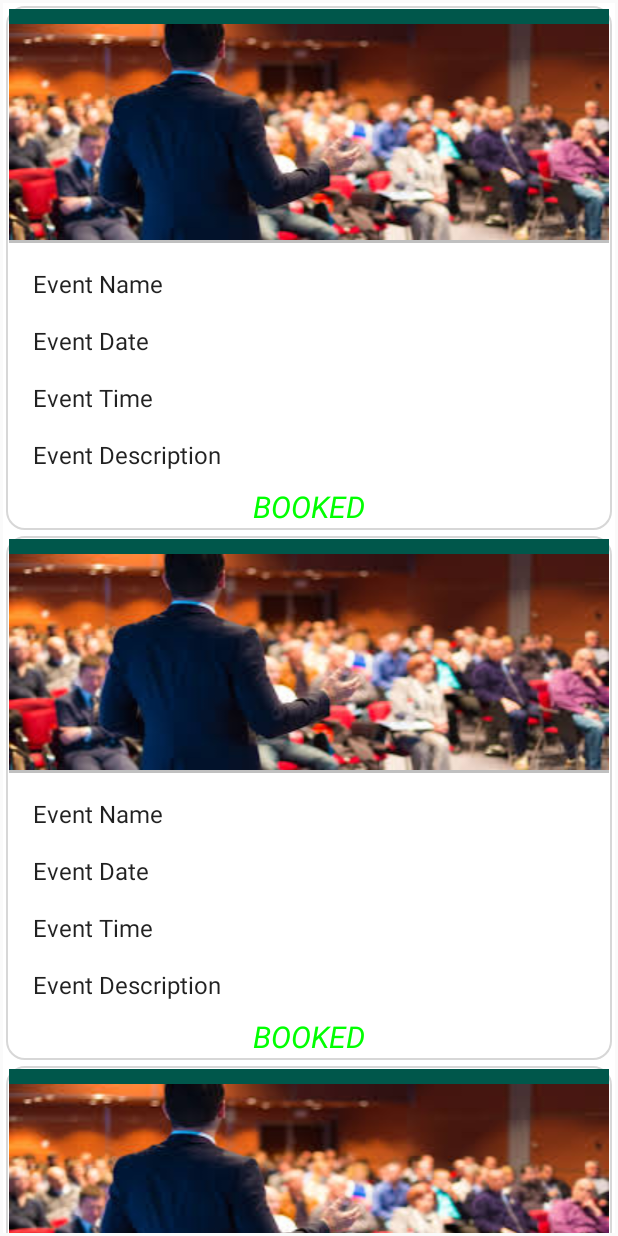
After one commit to android-team-eventboard/SupplierList, an Android app: the layout user_booking_history_list.xml on its own in the app's theme, with its tools: preview values and no code run, on a phone screen of 412 x 824 dp. The commit adds this screen. Run offline under Robolectric (Android 15) with nearby library versions, the phone set to English and light mode, and no system bars; network calls fail.

Commit message:
Booked History -User Layout

```diff
--- a/app/src/main/java/com/example/supplierlist/MyEventRecyclerViewAdapter.java
+++ b/app/src/main/java/com/example/supplierlist/MyEventRecyclerViewAdapter.java
@@ -41,9 +41,9 @@ public class MyEventRecyclerViewAdapter extends RecyclerView.Adapter<MyEventRecy
     @Override
     public void onBindViewHolder(final ViewHolder holder, final int position) {
         holder.tvName.setText(eventList.get(position).name);
-        holder.tvDate.setText(eventList.get(position).description);
-        holder.tvDescription.setText(eventList.get(position).time);
-        holder.tvTime.setText(eventList.get(position).date);
+        holder.tvDate.setText(eventList.get(position).date);
+        holder.tvDescription.setText(eventList.get(position).description);
+        holder.tvTime.setText(eventList.get(position).time);
         holder.mView.setOnClickListener(new View.OnClickListener() {
             @Override
             public void onClick(View view) {
--- a/app/src/main/res/layout/activity_registration.xml
+++ b/app/src/main/res/layout/activity_registration.xml
@@ -13,35 +13,33 @@
 
     <LinearLayout
         android:layout_width="match_parent"
-        android:layout_height="match_parent"
+        android:layout_height="550dp"
         android:gravity="fill_vertical"
         android:orientation="vertical">
 
         <LinearLayout
             android:layout_width="match_parent"
             android:layout_height="0dp"
-            android:layout_weight="1"
-            android:orientation="vertical"
+            android:layout_alignParentTop="true"
+
             android:layout_marginLeft="25dp"
             android:layout_marginRight="25dp"
+            android:layout_marginBottom="25dp"
+            android:layout_weight="1"
             android:gravity="center"
-            android:layout_alignParentTop="true"
-            android:layout_above="@id/input_group"
-            android:layout_marginBottom="25dp">
+            android:orientation="vertical">
 
             <TextView
+
                 android:layout_width="match_parent"
-                android:layout_height="match_parent"
+                android:layout_height="85dp"
                 android:fontFamily="sans-serif"
+                android:gravity="center"
                 android:text="SIGN UP"
                 android:textColor="#FFFFFF"
-                android:gravity="bottom|center"
-                android:textSize="20sp"/>
-
-    </LinearLayout>
+                android:textSize="20sp" />
 
 
-        <LinearLayout
             android:id="@+id/input_group"
             android:layout_width="match_parent"
             android:layout_height="0dp"
--- /dev/null
+++ b/app/src/main/res/layout/user_booking_history.xml
@@ -0,0 +1,135 @@
+<?xml version="1.0" encoding="utf-8"?>
+
+
+<LinearLayout xmlns:android="http://schemas.android.com/apk/res/android"
+    android:layout_width="match_parent"
+    android:layout_height="wrap_content"
+    android:layout_margin="2dp"
+    android:padding="2dp"
+    android:orientation="vertical"
+    android:background="@drawable/layout_border"
+    >
+
+    <LinearLayout
+        android:layout_width="match_parent"
+        android:layout_height="10dp"
+        android:background="@color/colorPrimaryDark">
+
+        <TextView
+            android:layout_width="wrap_content"
+            android:layout_height="wrap_content"
+            android:layout_marginLeft="70dp"
+            android:textColor="@color/colorWhite" />
+    </LinearLayout>
+<ImageView
+    android:layout_width="match_parent"
+    android:layout_height="wrap_content"
+android:src="@drawable/images"
+    android:id="@+id/booking_img"
+    android:scaleType="fitXY"
+    /><View
+        android:layout_width="match_parent"
+        android:layout_height="2dp"
+        android:background="#c0c0c0"/>
+
+    <LinearLayout
+        android:layout_width="wrap_content"
+        android:layout_height="wrap_content"
+        android:layout_weight="1">
+        <TextView
+            android:layout_width="wrap_content"
+            android:layout_height="wrap_content"
+            android:layout_marginLeft="@dimen/text_margin"
+            android:layout_marginTop="@dimen/text_margin"
+            android:text="Event Name"
+            android:textAppearance="?attr/textAppearanceListItem" />
+
+        <TextView
+            android:id="@+id/Booked_Event_Name"
+            android:layout_width="match_parent"
+            android:layout_height="wrap_content"
+            android:layout_marginLeft="10dp"
+            android:layout_marginTop="@dimen/text_margin"></TextView>
+    </LinearLayout>
+
+    <LinearLayout
+        android:layout_width="wrap_content"
+        android:layout_height="wrap_content"
+        android:layout_weight="1">
+        <TextView
+            android:id="@+id/booking_date"
+            android:layout_width="wrap_content"
+            android:layout_height="wrap_content"
+            android:layout_marginLeft="@dimen/text_margin"
+            android:layout_marginTop="@dimen/text_margin"
+
+            android:text="Event Date"
+            android:textAppearance="?attr/textAppearanceListItem" />
+
+
+        <TextView
+            android:id="@+id/Booked_Event_Date"
+            android:layout_width="match_parent"
+            android:layout_marginLeft="10dp"
+            android:layout_height="wrap_content"
+            android:layout_marginTop="@dimen/text_margin"></TextView>
+
+    </LinearLayout>
+    <LinearLayout
+        android:layout_width="wrap_content"
+        android:layout_height="wrap_content"
+        android:layout_weight="1">
+        <TextView
+            android:id="@+id/Email"
+            android:layout_width="wrap_content"
+            android:layout_height="wrap_content"
+            android:layout_marginLeft="@dimen/text_margin"
+            android:layout_marginTop="@dimen/text_margin"
+            android:text="Event Time"
+            android:textAppearance="?attr/textAppearanceListItem" />
+
+
+        <TextView
+            android:id="@+id/Booked_Event_Time"
+            android:layout_width="match_parent"
+            android:layout_marginLeft="10dp"
+            android:layout_height="wrap_content"
+            android:layout_marginTop="@dimen/text_margin"></TextView>
+
+    </LinearLayout>
+    <LinearLayout
+        android:layout_width="wrap_content"
+        android:layout_height="wrap_content"
+        android:layout_marginBottom="10dp"
+        android:layout_weight="1">
+        <TextView
+            android:id="@+id/event_desc"
+            android:layout_width="wrap_content"
+            android:layout_height="wrap_content"
+            android:layout_marginLeft="@dimen/text_margin"
+            android:layout_marginTop="@dimen/text_margin"
+            android:text="Event Description"
+            android:textAppearance="?attr/textAppearanceListItem" />
+
+
+        <TextView
+            android:id="@+id/Booked_Event_Description"
+            android:layout_width="match_parent"
+            android:layout_height="wrap_content"
+            android:layout_marginLeft="10dp"
+            android:layout_marginTop="@dimen/text_margin"></TextView>
+    </LinearLayout>
+    <LinearLayout
+        android:layout_width="match_parent"
+        android:layout_height="wrap_content">
+        <TextView
+            android:layout_width="match_parent"
+            android:layout_height="wrap_content"
+            android:text="BOOKED"
+            android:textAlignment="center"
+            android:textColor="#00FF00"
+            android:textStyle="italic"
+            android:textSize="20dp"/>
+    </LinearLayout>
+
+</LinearLayout>
--- /dev/null
+++ b/app/src/main/res/layout/user_booking_history_list.xml
@@ -0,0 +1,13 @@
+<?xml version="1.0" encoding="utf-8"?>
+<androidx.recyclerview.widget.RecyclerView xmlns:android="http://schemas.android.com/apk/res/android"
+    xmlns:app="http://schemas.android.com/apk/res-auto"
+    xmlns:tools="http://schemas.android.com/tools"
+    android:id="@+id/list"
+    android:name="com.example.supplierlist.bookinghistoryfragment"
+    android:layout_width="match_parent"
+    android:layout_height="match_parent"
+    android:layout_margin="@dimen/cardview_default_radius"
+    app:layoutManager="LinearLayoutManager"
+    tools:context=".eventFragment"
+    android:background="#ffffff"
+    tools:listitem="@layout/user_booking_history" />
```
